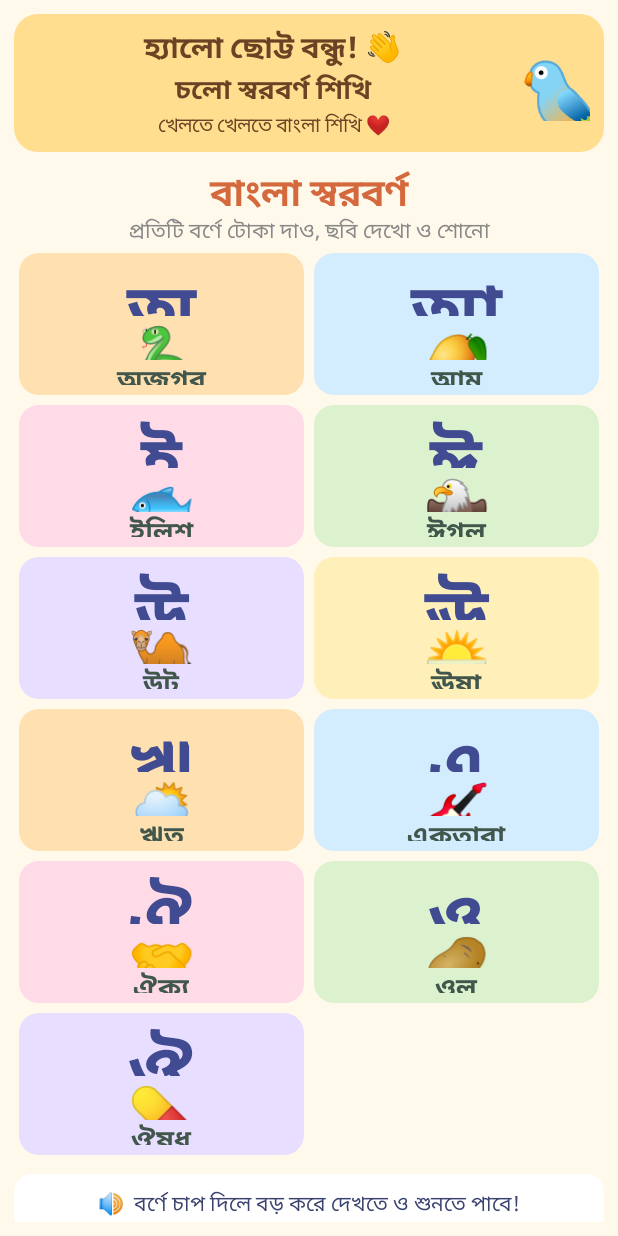
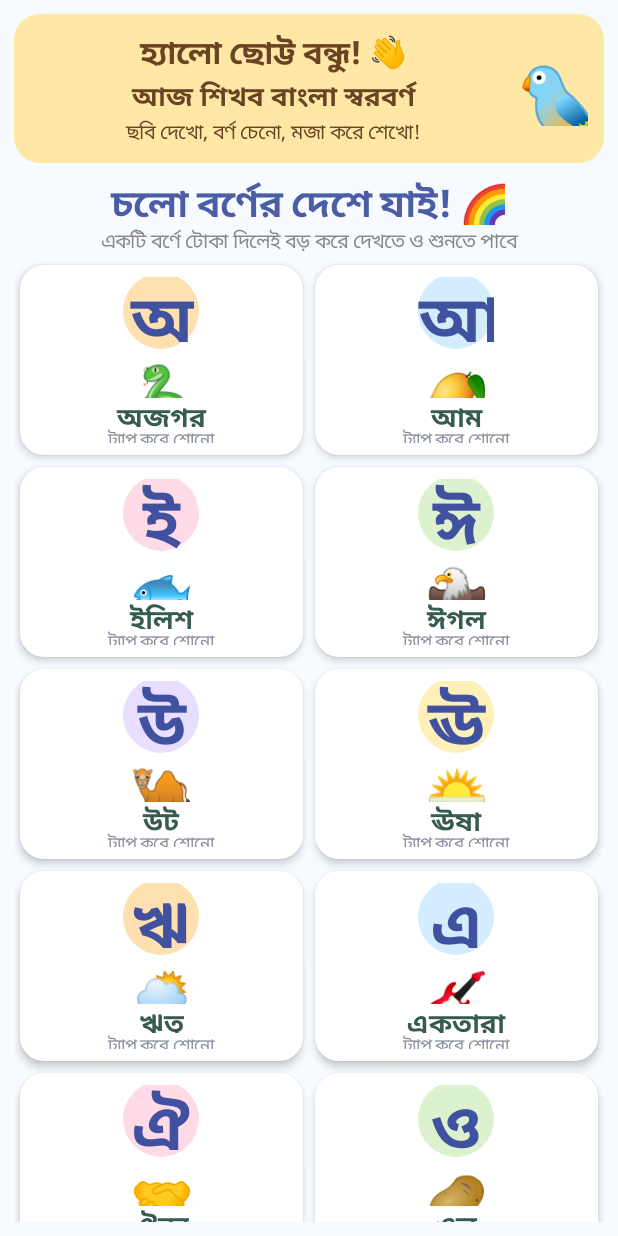
Before and after one commit to DhakaAi/Bangla-Kids-Alphabet, an Android app: the screen it shows after launch (MainActivity), on a phone screen of 412 x 824 dp. Run offline under Robolectric (Android 15) with nearby library versions, the phone set to English and light mode, and no system bars.

Commit message:
Refresh kids vowel screen and add gentle original study background music

```diff
--- a/app/src/main/java/com/dhakaai/banglakidsalphabet/MainActivity.kt
+++ b/app/src/main/java/com/dhakaai/banglakidsalphabet/MainActivity.kt
@@ -7,6 +7,12 @@ import android.speech.tts.Voice
 import android.graphics.Color
 import android.graphics.Typeface
 import android.graphics.drawable.GradientDrawable
+import android.media.AudioAttributes
+import android.media.AudioFormat
+import android.media.AudioTrack
+import android.speech.tts.UtteranceProgressListener
+import kotlin.math.PI
+import kotlin.math.sin
 import android.view.Gravity
 import android.widget.*
 import java.util.Locale
@@ -23,6 +29,10 @@ class MainActivity:Activity(),TextToSpeech.OnInitListener{
   Letter("ঔ","ঔষধ","💊")
  )
  private var tts:TextToSpeech?=null
+ @Volatile private var musicRunning=false
+ @Volatile private var musicPausedBySpeech=false
+ private var musicTrack:AudioTrack?=null
+ private var musicThread:Thread?=null
  private val ink=Color.rgb(58,67,111)
  private val colors=intArrayOf(
   Color.rgb(255,224,177),Color.rgb(211,237,255),
@@ -39,26 +49,26 @@ class MainActivity:Activity(),TextToSpeech.OnInitListener{
   tts=TextToSpeech(this,this)
   val root=LinearLayout(this).apply{
    orientation=1;setPadding(14,14,14,14)
-   setBackgroundColor(Color.rgb(255,249,235))
+   setBackgroundColor(Color.rgb(247,250,255))
   }
   val scroll=ScrollView(this).apply{setFillViewport(true)}
   val page=LinearLayout(this).apply{orientation=1}
   val hero=LinearLayout(this).apply{
    orientation=LinearLayout.HORIZONTAL;gravity=Gravity.CENTER_VERTICAL
-   background=shape(Color.rgb(255,222,143),24f);setPadding(14,12,14,12)
+   background=shape(Color.rgb(255,231,166),26f);setPadding(16,16,16,16)
   }
   val intro=LinearLayout(this).apply{
    orientation=1;layoutParams=LinearLayout.LayoutParams(0,-2,1f)
   }
-  intro.addView(label("হ্যালো ছোট্ট বন্ধু! 👋",20f,Color.rgb(105,67,35),true))
-  intro.addView(label("চলো স্বরবর্ণ শিখি",18f,Color.rgb(105,67,35),true))
-  intro.addView(label("খেলতে খেলতে বাংলা শিখি ❤️",13f,Color.rgb(105,67,35)))
+  intro.addView(label("হ্যালো ছোট্ট বন্ধু! 👋",21f,Color.rgb(105,67,35),true))
+  intro.addView(label("আজ শিখব বাংলা স্বরবর্ণ",18f,Color.rgb(105,67,35),true))
+  intro.addView(label("ছবি দেখো, বর্ণ চেনো, মজা করে শেখো!",13f,Color.rgb(105,67,35)))
   hero.addView(intro)
   hero.addView(label("🐦",54f,ink),LinearLayout.LayoutParams(72,76))
   page.addView(hero,LinearLayout.LayoutParams(-1,-2).apply{bottomMargin=14})
-  page.addView(label("বাংলা স্বরবর্ণ",25f,Color.rgb(213,105,62),true),
+  page.addView(label("চলো বর্ণের দেশে যাই! 🌈",25f,Color.rgb(75,93,165),true),
    LinearLayout.LayoutParams(-1,48))
-  page.addView(label("প্রতিটি বর্ণে টোকা দাও, ছবি দেখো ও শোনো",14f,Color.GRAY),
+  page.addView(label("একটি বর্ণে টোকা দিলেই বড় করে দেখতে ও শুনতে পাবে",13f,Color.GRAY),
    LinearLayout.LayoutParams(-1,34))
   addVowelGrid(page)
   val footer=TextView(this).apply{
@@ -78,19 +88,26 @@ class MainActivity:Activity(),TextToSpeech.OnInitListener{
   vowels.forEachIndexed{i,item->
    val card=LinearLayout(this).apply{
     orientation=1;gravity=Gravity.CENTER
-    background=shape(colors[i%colors.size],20f)
-    setPadding(6,10,6,10)
+    background=shape(Color.WHITE,24f)
+    elevation=5f
+    setPadding(8,12,8,12)
     setOnClickListener{showLearning(item)}
    }
-   card.addView(label(item.ch,48f,Color.rgb(65,75,145),true),
-    LinearLayout.LayoutParams(-1,58))
-   card.addView(label(item.emoji,36f,ink),LinearLayout.LayoutParams(-1,44))
-   card.addView(label(item.word,18f,Color.rgb(66,87,76),true),
-    LinearLayout.LayoutParams(-1,30))
+   val badge=TextView(this).apply{
+    text=item.ch;textSize=43f;setTextColor(Color.rgb(64,82,159))
+    gravity=Gravity.CENTER;setTypeface(typeface,Typeface.BOLD)
+    background=shape(colors[i%colors.size],60f)
+   }
+   card.addView(badge,LinearLayout.LayoutParams(76,76).apply{bottomMargin=7})
+   card.addView(label(item.emoji,34f,ink),LinearLayout.LayoutParams(-1,42))
+   card.addView(label(item.word,18f,Color.rgb(55,91,76),true),
+    LinearLayout.LayoutParams(-1,29))
+   card.addView(label("ট্যাপ করে শোনো",11f,Color.rgb(135,139,155)),
+    LinearLayout.LayoutParams(-1,20))
    val params=GridLayout.LayoutParams().apply{
-    width=0;height=142
+    width=0;height=190
     columnSpec=GridLayout.spec(GridLayout.UNDEFINED,1f)
-    setMargins(5,5,5,5)
+    setMargins(6,6,6,6)
    }
    grid.addView(card,params)
   }
@@ -133,8 +150,74 @@ class MainActivity:Activity(),TextToSpeech.OnInitListener{
   }
   engine.setSpeechRate(0.76f)
   engine.setPitch(1.22f)
+  engine.setOnUtteranceProgressListener(object:UtteranceProgressListener(){
+   override fun onStart(utteranceId:String?){pauseMusicForSpeech()}
+   override fun onDone(utteranceId:String?){if(utteranceId=="praise")resumeMusicAfterSpeech()}
+   override fun onError(utteranceId:String?){resumeMusicAfterSpeech()}
+  })
  }
- override fun onDestroy(){tts?.stop();tts?.shutdown();super.onDestroy()}
+ override fun onResume(){super.onResume();startStudyMusic()}
+ override fun onPause(){stopStudyMusic();super.onPause()}
+ private fun startStudyMusic(){
+  if(musicRunning)return
+  try{
+   val rate=22050
+   val min=AudioTrack.getMinBufferSize(rate,AudioFormat.CHANNEL_OUT_MONO,AudioFormat.ENCODING_PCM_16BIT)
+   val chunk=1024
+   val track=AudioTrack.Builder()
+    .setAudioAttributes(AudioAttributes.Builder().setUsage(AudioAttributes.USAGE_MEDIA)
+     .setContentType(AudioAttributes.CONTENT_TYPE_MUSIC).build())
+    .setAudioFormat(AudioFormat.Builder().setSampleRate(rate)
+     .setEncoding(AudioFormat.ENCODING_PCM_16BIT)
+     .setChannelMask(AudioFormat.CHANNEL_OUT_MONO).build())
+    .setBufferSizeInBytes(maxOf(min,chunk*4))
+    .setTransferMode(AudioTrack.MODE_STREAM).build()
+   musicTrack=track
+   musicRunning=true
+   track.setVolume(0.10f)
+   track.play()
+   musicThread=Thread{
+    val buffer=ShortArray(chunk)
+    val melody=doubleArrayOf(523.25,659.25,783.99,659.25,587.33,698.46,783.99,698.46,
+     523.25,587.33,659.25,523.25,440.00,523.25,587.33,523.25)
+    val samplesPerNote=(rate*0.48).toInt()
+    var sample=0L
+    while(musicRunning){
+     for(i in buffer.indices){
+      val local=(sample%samplesPerNote).toInt()
+      val noteIndex=((sample/samplesPerNote)%melody.size).toInt()
+      val fade=minOf(1.0,local/(rate*0.045), (samplesPerNote-local)/(rate*0.07))
+      val melodyWave=sin(2.0*PI*melody[noteIndex]*sample/rate)
+      val padFreq=when((sample/(samplesPerNote*4))%4){
+       0L->261.63;1L->293.66;2L->329.63;else->293.66
+      }
+      val pad=sin(2.0*PI*padFreq*sample/rate)
+      val value=(melodyWave*0.12*fade+pad*0.035)*32767.0
+      buffer[i]=value.toInt().coerceIn(-32768,32767).toShort()
+      sample++
+     }
+     if(musicRunning)try{track.write(buffer,0,buffer.size)}catch(_:Exception){musicRunning=false}
+    }
+   }.apply{isDaemon=true;start()}
+   if(musicPausedBySpeech)track.pause()
+  }catch(_:Exception){musicRunning=false}
+ }
+ private fun pauseMusicForSpeech(){
+  musicPausedBySpeech=true
+  try{musicTrack?.pause()}catch(_:Exception){}
+ }
+ private fun resumeMusicAfterSpeech(){
+  musicPausedBySpeech=false
+  try{if(musicRunning)musicTrack?.play()}catch(_:Exception){}
+ }
+ private fun stopStudyMusic(){
+  musicRunning=false
+  musicThread?.interrupt()
+  musicThread=null
+  try{musicTrack?.pause();musicTrack?.flush();musicTrack?.release()}catch(_:Exception){}
+  musicTrack=null
+ }
+ override fun onDestroy(){stopStudyMusic();tts?.stop();tts?.shutdown();super.onDestroy()}
 }
 private object AlertDialogBuilder{
  fun show(activity:Activity,view:android.view.View,onSpeak:()->Unit){
```
